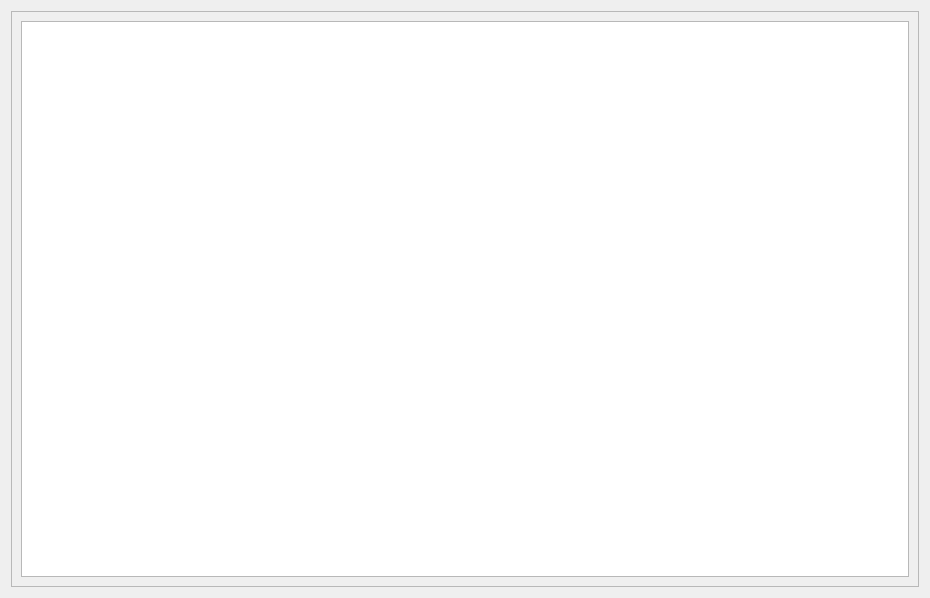
Meydan-ZHOU/smileSystem, file app/ui/FaceMainUI.ui: the form before one commit.
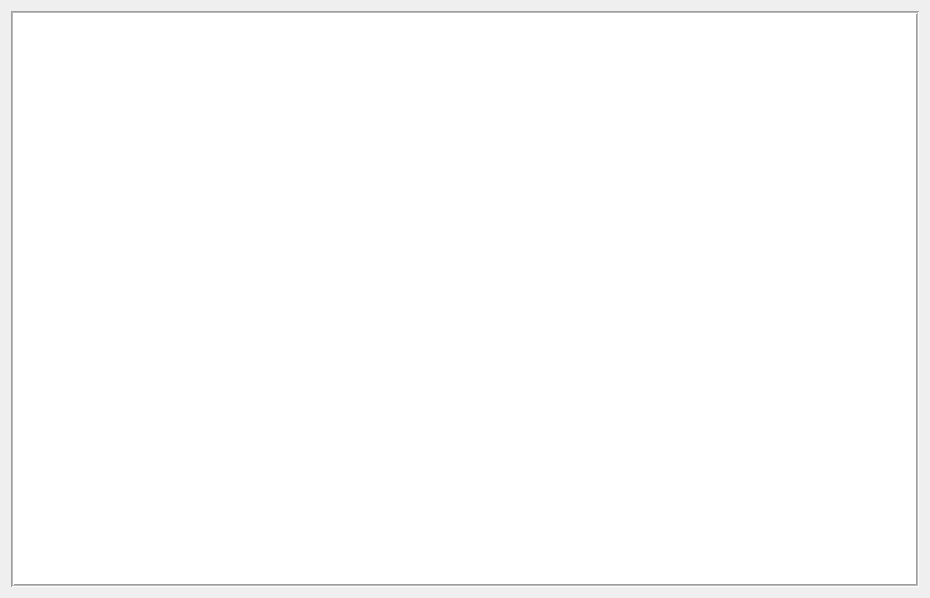
The form after the commit.

Diff of the .ui file:
```diff
--- a/app/ui/FaceMainUI.ui
+++ b/app/ui/FaceMainUI.ui
@@ -15,25 +15,52 @@
   </property>
   <layout class="QGridLayout" name="gridLayout_2">
    <item row="0" column="0">
-    <widget class="QScrollArea" name="scrollArea">
-     <property name="widgetResizable">
+    <widget class="QTableWidget" name="tableWidget">
+     <property name="styleSheet">
+      <string notr="true"/>
+     </property>
+     <property name="frameShape">
+      <enum>QFrame::Box</enum>
+     </property>
+     <property name="midLineWidth">
+      <number>1</number>
+     </property>
+     <property name="sizeAdjustPolicy">
+      <enum>QAbstractScrollArea::AdjustToContents</enum>
+     </property>
+     <property name="autoScrollMargin">
+      <number>10</number>
+     </property>
+     <property name="gridStyle">
+      <enum>Qt::SolidLine</enum>
+     </property>
+     <property name="wordWrap">
       <bool>true</bool>
      </property>
-     <widget class="QWidget" name="scrollAreaWidgetContents">
-      <property name="geometry">
-       <rect>
-        <x>0</x>
-        <y>0</y>
-        <width>908</width>
-        <height>576</height>
-       </rect>
-      </property>
-      <layout class="QGridLayout" name="gridLayout">
-       <item row="0" column="0">
-        <widget class="QTableWidget" name="tableWidget"/>
-       </item>
-      </layout>
-     </widget>
+     <attribute name="horizontalHeaderCascadingSectionResizes">
+      <bool>false</bool>
+     </attribute>
+     <attribute name="horizontalHeaderMinimumSectionSize">
+      <number>25</number>
+     </attribute>
+     <attribute name="horizontalHeaderStretchLastSection">
+      <bool>true</bool>
+     </attribute>
+     <attribute name="verticalHeaderVisible">
+      <bool>false</bool>
+     </attribute>
+     <attribute name="verticalHeaderCascadingSectionResizes">
+      <bool>false</bool>
+     </attribute>
+     <attribute name="verticalHeaderMinimumSectionSize">
+      <number>40</number>
+     </attribute>
+     <attribute name="verticalHeaderDefaultSectionSize">
+      <number>80</number>
+     </attribute>
+     <attribute name="verticalHeaderStretchLastSection">
+      <bool>false</bool>
+     </attribute>
     </widget>
    </item>
   </layout>
```
